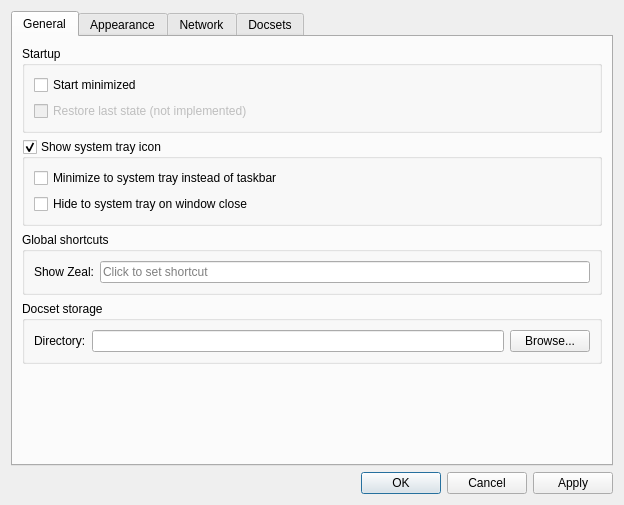
Before: the Qt Designer form src/ui/forms/settingsdialog.ui in zealdocs/zeal, drawn with Qt 5.
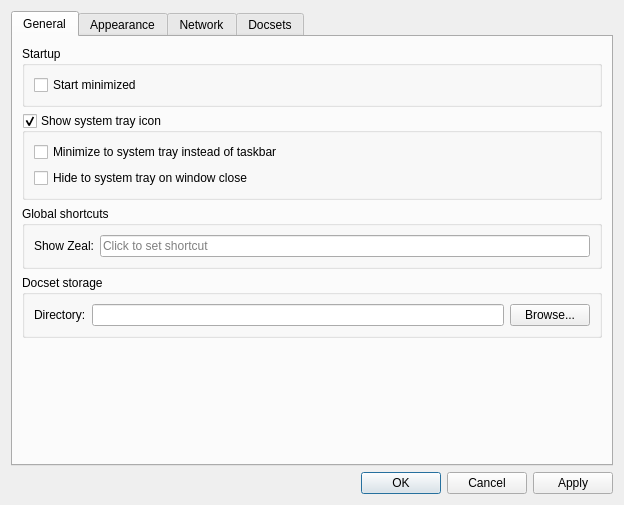
After: the same form once the commit is applied. Custom widgets are drawn as their Qt base class.

Commit message: Remove unimplemented "restore last state" settings option

Patch:
```diff
--- a/src/ui/forms/settingsdialog.ui
+++ b/src/ui/forms/settingsdialog.ui
@@ -40,16 +40,6 @@
             </property>
            </widget>
           </item>
-          <item>
-           <widget class="QCheckBox" name="restoreLastStateCheckBox">
-            <property name="enabled">
-             <bool>false</bool>
-            </property>
-            <property name="text">
-             <string>Restore last state (not implemented)</string>
-            </property>
-           </widget>
-          </item>
          </layout>
         </widget>
        </item>
```
